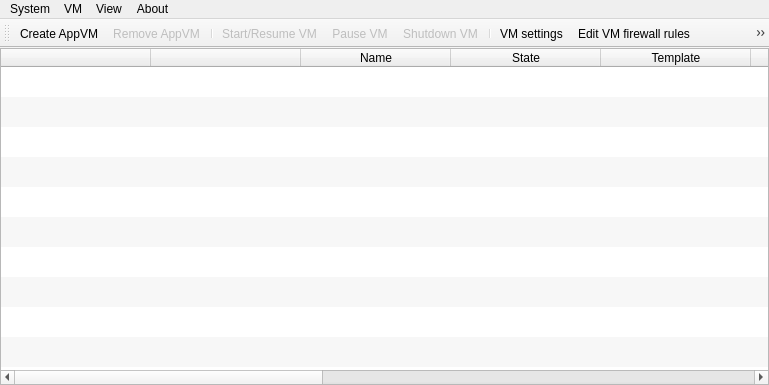
Before: the Qt Designer form mainwindow.ui in QubesOS/qubes-manager, drawn with Qt 5.
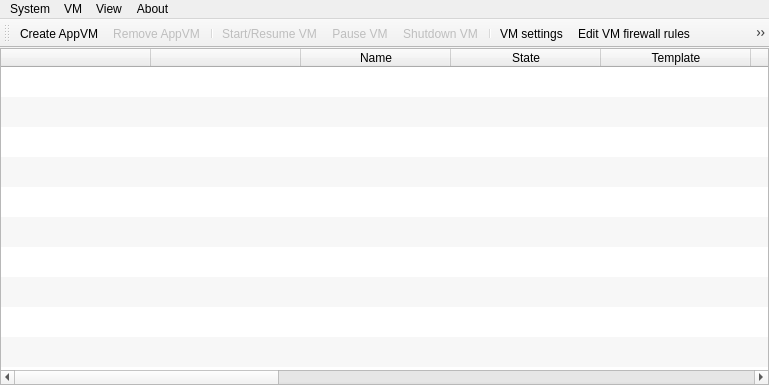
After: the same form once the commit is applied. Icons and pictures are not drawn.

Commit message: Add IP and included in backups columns (#735, #798)

Diff of the .ui file:
```diff
--- a/mainwindow.ui
+++ b/mainwindow.ui
@@ -117,6 +117,9 @@
       <property name="rowCount">
        <number>10</number>
       </property>
+      <property name="columnCount">
+       <number>14</number>
+      </property>
       <attribute name="horizontalHeaderCascadingSectionResizes">
        <bool>false</bool>
       </attribute>
@@ -224,6 +227,16 @@
         <string>Internal</string>
        </property>
       </column>
+      <column>
+       <property name="text">
+        <string>IP</string>
+       </property>
+      </column>
+      <column>
+       <property name="text">
+        <string>Backups</string>
+       </property>
+      </column>
      </widget>
     </item>
    </layout>
```
Left out of the diff: 24 changed lines with no effect on the pictures. The commit also changes 1 other file.
